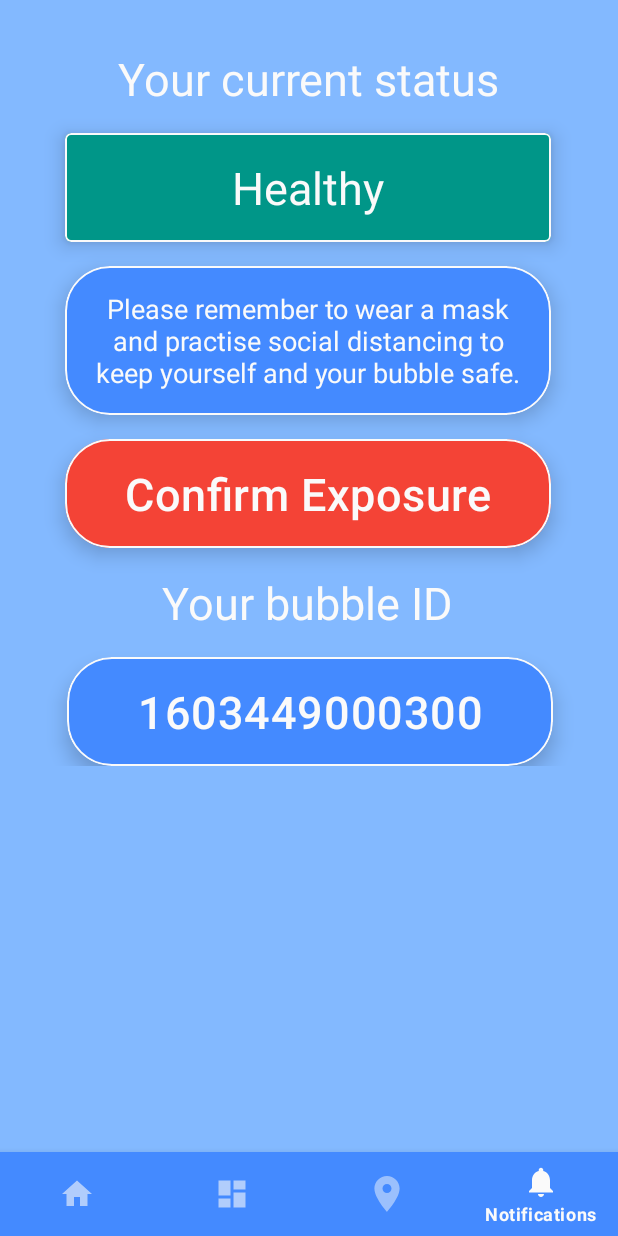
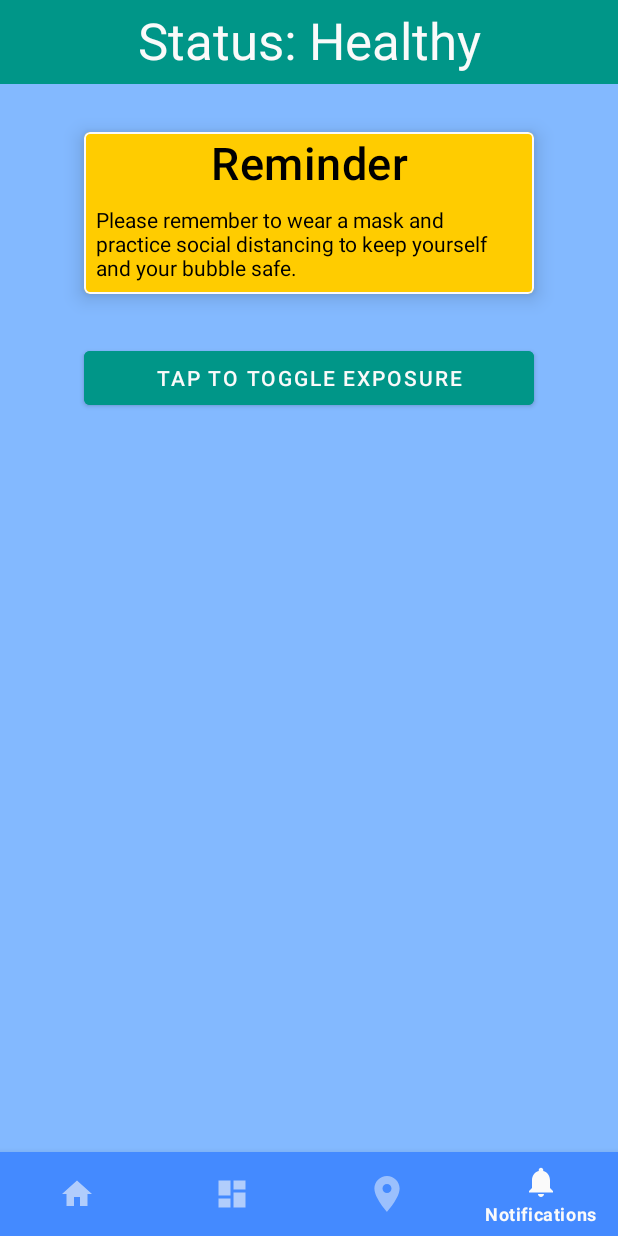
Before and after one commit to Capstone-2020-CMS/COVID-Tracer-App, an Android app: the NotificationsFragment screen opened through its navigation route, on a phone screen of 412 x 824 dp. Run offline under Robolectric (Android 15) with nearby library versions, the phone set to English and light mode, and no system bars; our stand-ins replace navigation-ui; 3 statements that could not run were skipped.

Commit message:
New layout for notification fragment

```diff
--- a/Application/app/src/main/java/com/covid/ui/home/HomeFragment.java
+++ b/Application/app/src/main/java/com/covid/ui/home/HomeFragment.java
@@ -30,6 +30,7 @@ import static com.covid.MainActivity.adapter;
 import static com.covid.MainActivity.bubbleSize;
 import static com.covid.MainActivity.locationManager;
 import static com.covid.MainActivity.mainSetupDone;
+import static com.covid.MainActivity.myDB;
 import static com.covid.MainActivity.providerName;
 import static com.covid.MainActivity.wifiManager;
 
@@ -44,6 +45,7 @@ public class HomeFragment extends Fragment {
     private MaterialCardView cardBluetoothStatus;
     private MaterialCardView cardLocationStatus;
     private MaterialCardView cardInternetStatus;
+    private MaterialCardView cardServicesExpl;
 
     private TextView txtWhyWhy;
 
@@ -51,12 +53,16 @@ public class HomeFragment extends Fragment {
 
         View root = inflater.inflate(R.layout.fragment_home, container, false);
         // Get the text view for bubble size and set it
+
+        bubbleSize = myDB.getNumOfEncounters();
+
         TextView txtBubbleSize = root.findViewById(R.id.txtBubbleSize);
         txtBubbleSize.setText(Integer.toString(bubbleSize));
 
         cardBluetoothStatus = root.findViewById(R.id.cardBluetoothStatus);
         cardLocationStatus = root.findViewById(R.id.cardLocationStatus);
         cardInternetStatus = root.findViewById(R.id.cardInternetStatus);
+        cardServicesExpl = root.findViewById(R.id.cardServicesExpl);
 
         txtWhyWhy = root.findViewById(R.id.txtWhyWhy);
 
@@ -69,7 +75,7 @@ public class HomeFragment extends Fragment {
         }
 
         // Expand text on click
-        txtWhyWhy.setOnClickListener(new View.OnClickListener() {
+        cardServicesExpl.setOnClickListener(new View.OnClickListener() {
             @Override
             public void onClick(View v) {
                 toggleTxtWhyWhy();
--- a/Application/app/src/main/java/com/covid/ui/notifications/NotificationsFragment.java
+++ b/Application/app/src/main/java/com/covid/ui/notifications/NotificationsFragment.java
@@ -7,7 +7,9 @@ import android.view.ContextThemeWrapper;
 import android.view.LayoutInflater;
 import android.view.View;
 import android.view.ViewGroup;
+import android.widget.Button;
 import android.widget.EditText;
+import android.widget.ImageView;
 import android.widget.LinearLayout;
 import android.widget.TextView;
 import android.widget.Toast;
@@ -30,15 +32,10 @@ public class NotificationsFragment extends Fragment {
 
     private NotificationsViewModel notificationsViewModel;
 
-    // TextView vars
+    //Views
+    ImageView imgStatusBackground;
     TextView txtStatus;
-    TextView txtStatusDetails;
-    TextView txtIDValue;
-    TextView txtExposure;
-
-    // MaterialCard vars
-    private static MaterialCardView cardExposure;
-    private static MaterialCardView cardStatus;
+    Button btnExposure;
 
     // Colour vars
     private static int motorwayGreen;
@@ -52,23 +49,16 @@ public class NotificationsFragment extends Fragment {
         notificationsViewModel =
                 ViewModelProviders.of(this).get(NotificationsViewModel.class);
 
-        View root = inflater.inflate(R.layout.fragment_notifications, container, false);
+        View root = inflater.inflate(R.layout.fragment_notifications_v2, container, false);
 
         // Initialise colours
         motorwayGreen = getResources().getColor(R.color.motorwayGreen);
         red = getResources().getColor(R.color.red);
 
         // Initialise TextViews
-        txtStatus = root.findViewById(R.id.txtViewStatus);
-        txtStatusDetails = root.findViewById(R.id.txtViewStatusDetail);
-        txtExposure = root.findViewById(R.id.txtExposure);
-
-        txtIDValue = root.findViewById(R.id.txtIDValue);
-        txtIDValue.setText(myID);
-
-        // Initialise MaterialCards
-        cardExposure = root.findViewById(R.id.cardExposure);
-        cardStatus = root.findViewById(R.id.cardStatus);
+        imgStatusBackground = root.findViewById(R.id.imgStatusBackground);
+        txtStatus = root.findViewById(R.id.txtStatus);
+        btnExposure = root.findViewById(R.id.btnExposure);
 
         // Create callback
         createCallbacks();
@@ -77,7 +67,7 @@ public class NotificationsFragment extends Fragment {
         deployCardColours();
 
         // Create onClick methods for the buttons
-        txtExposure.setOnClickListener(new View.OnClickListener() {
+        btnExposure.setOnClickListener(new View.OnClickListener() {
             @Override
             public void onClick(View v) {
                 formStuff();
@@ -185,25 +175,15 @@ public class NotificationsFragment extends Fragment {
         // Check if personal id is in infected id table
         if (!myDB.getInfectedData(myDB.getPersonalInfoData()).equals("Data Not Found")) {
             activeExpo = true;
-
-            cardExposure.setCardBackgroundColor(motorwayGreen);
-            cardStatus.setCardBackgroundColor(red);
-
-            txtStatus.setText(R.string.notefragment_status_infectious);
-            txtStatusDetails.setText(R.string.notefragment_status_infectious_detail);
-
-            txtExposure.setText(R.string.note_fragment_revert_expo);
+            txtStatus.setText("Status: Infected");
+            imgStatusBackground.setBackgroundColor(red);
+            btnExposure.setBackgroundColor(red);
         }
         else {
             activeExpo = false;
-
-            cardExposure.setCardBackgroundColor(red);
-            cardStatus.setCardBackgroundColor(motorwayGreen);
-
-            txtStatus.setText(R.string.notefragment_status_healthy);
-            txtStatusDetails.setText(R.string.notefragment_status_healthy_detail);
-
-            txtExposure.setText(R.string.note_fragment_confirm_expo);
+            txtStatus.setText("Status: Healthy");
+            imgStatusBackground.setBackgroundColor(motorwayGreen);
+            btnExposure.setBackgroundColor(motorwayGreen);
         }
     }
 }
--- /dev/null
+++ b/Application/app/src/main/res/drawable/rectangle.xml
@@ -0,0 +1,4 @@
+<?xml version="1.0" encoding="utf-8"?>
+<shape xmlns:android="http://schemas.android.com/apk/res/android" android:shape="rectangle">
+<!--    <solid android:color="#FFFFFF" />-->
+</shape>
--- a/Application/app/src/main/res/layout/fragment_home.xml
+++ b/Application/app/src/main/res/layout/fragment_home.xml
@@ -277,10 +277,8 @@
                     android:layout_width="match_parent"
                     android:layout_height="wrap_content"
                     android:layout_margin="8dp"
-                    android:clickable="true"
                     android:ems="10"
                     android:gravity="center_horizontal"
-                    android:inputType="textMultiLine"
                     android:tag="min"
                     android:text="@string/tap_to_expand"
                     android:textAlignment="gravity"
--- /dev/null
+++ b/Application/app/src/main/res/layout/fragment_notifications_v2.xml
@@ -0,0 +1,103 @@
+<?xml version="1.0" encoding="utf-8"?>
+<androidx.constraintlayout.widget.ConstraintLayout
+    xmlns:android="http://schemas.android.com/apk/res/android"
+    xmlns:app="http://schemas.android.com/apk/res-auto"
+    android:layout_width="match_parent"
+    android:layout_height="match_parent">
+
+    <ImageView
+        android:id="@+id/imgStatusBackground"
+        android:layout_width="0dp"
+        android:layout_height="?android:attr/actionBarSize"
+        android:background="@color/motorwayGreen"
+        android:contentDescription="TODO"
+        app:layout_constraintEnd_toEndOf="parent"
+        app:layout_constraintStart_toStartOf="parent"
+        app:layout_constraintTop_toTopOf="parent"
+        app:srcCompat="@drawable/rectangle" />
+
+    <TextView
+        android:id="@+id/txtStatus"
+        android:layout_width="0dp"
+        android:layout_height="?android:attr/actionBarSize"
+        android:backgroundTint="@color/red"
+        android:elevation="@dimen/elevation"
+        android:padding="4dp"
+        android:text="Status: Healthy"
+        android:textAlignment="center"
+        android:textAppearance="@style/TextAppearance.AppCompat.Display1"
+        app:layout_constraintEnd_toEndOf="parent"
+        app:layout_constraintStart_toStartOf="parent"
+        app:layout_constraintTop_toTopOf="parent" />
+
+    <ScrollView
+        android:layout_width="match_parent"
+        android:layout_height="0dp"
+        app:layout_constraintBottom_toBottomOf="parent"
+        app:layout_constraintEnd_toEndOf="parent"
+        app:layout_constraintStart_toStartOf="parent"
+        app:layout_constraintTop_toBottomOf="@+id/imgStatusBackground">
+
+        <LinearLayout
+            android:layout_width="match_parent"
+            android:layout_height="wrap_content"
+            android:orientation="vertical">
+
+            <com.google.android.material.card.MaterialCardView
+                android:layout_width="300dp"
+                android:layout_height="wrap_content"
+                android:layout_gravity="center_horizontal"
+                android:layout_marginTop="32dp"
+                app:cardBackgroundColor="@color/covidYellow"
+                app:cardElevation="@dimen/elevation"
+                app:layout_constraintEnd_toEndOf="parent"
+                app:layout_constraintStart_toStartOf="parent"
+                app:layout_constraintTop_toBottomOf="@+id/cardBubbleSize"
+                app:strokeColor="@color/primaryTextColor"
+                app:strokeWidth="1dp">
+
+                <LinearLayout
+                    android:layout_width="match_parent"
+                    android:layout_height="match_parent"
+                    android:orientation="vertical">
+
+                    <TextView
+                        android:id="@+id/textView2"
+                        android:layout_width="match_parent"
+                        android:layout_height="wrap_content"
+                        android:text="Reminder"
+                        android:textAlignment="center"
+                        android:textAppearance="@style/TextAppearance.MaterialComponents.Headline6"
+                        android:textColor="@color/black"
+                        android:textSize="30sp" />
+
+                    <TextView
+                        android:id="@+id/editTextTextMultiLine"
+                        android:layout_width="match_parent"
+                        android:layout_height="wrap_content"
+                        android:layout_margin="8dp"
+                        android:editable="false"
+                        android:ems="10"
+                        android:gravity="start|top"
+                        android:inputType="textMultiLine"
+                        android:text="@string/notefragment_status_healthy_detail"
+                        android:textAlignment="textStart"
+                        android:textColor="@color/black" />
+
+                </LinearLayout>
+
+            </com.google.android.material.card.MaterialCardView>
+
+            <Button
+                android:id="@+id/btnExposure"
+                android:layout_width="300dp"
+                android:layout_height="wrap_content"
+                android:layout_gravity="center_horizontal"
+                android:layout_marginTop="32dp"
+                android:backgroundTint="@color/motorwayGreen"
+                android:elevation="@dimen/elevation"
+                android:text="Tap to Toggle Exposure" />
+
+        </LinearLayout>
+    </ScrollView>
+</androidx.constraintlayout.widget.ConstraintLayout>
--- a/Application/app/src/main/res/values/strings.xml
+++ b/Application/app/src/main/res/values/strings.xml
@@ -52,7 +52,7 @@
     <string name="notefragment_your_bubble_id">Your bubble ID</string>
     <string name="notefragment_status_healthy">Healthy</string>
     <string name="notefragment_status_infectious">Infectious</string>
-    <string name="notefragment_status_healthy_detail">Please remember to wear a mask and practise social distancing to keep yourself and your bubble safe.</string>
+    <string name="notefragment_status_healthy_detail">Please remember to wear a mask and practice social distancing to keep yourself and your bubble safe.</string>
     <string name="notefragment_status_infectious_detail">If you are infectious, please stay isolated and quarantine yourself for at least two weeks to prevent the spread and protect those around you.</string>
     <string name="note_fragment_confirm_expo">Confirm Exposure</string>
     <string name="note_fragment_revert_expo">Revert Exposure</string>
```
